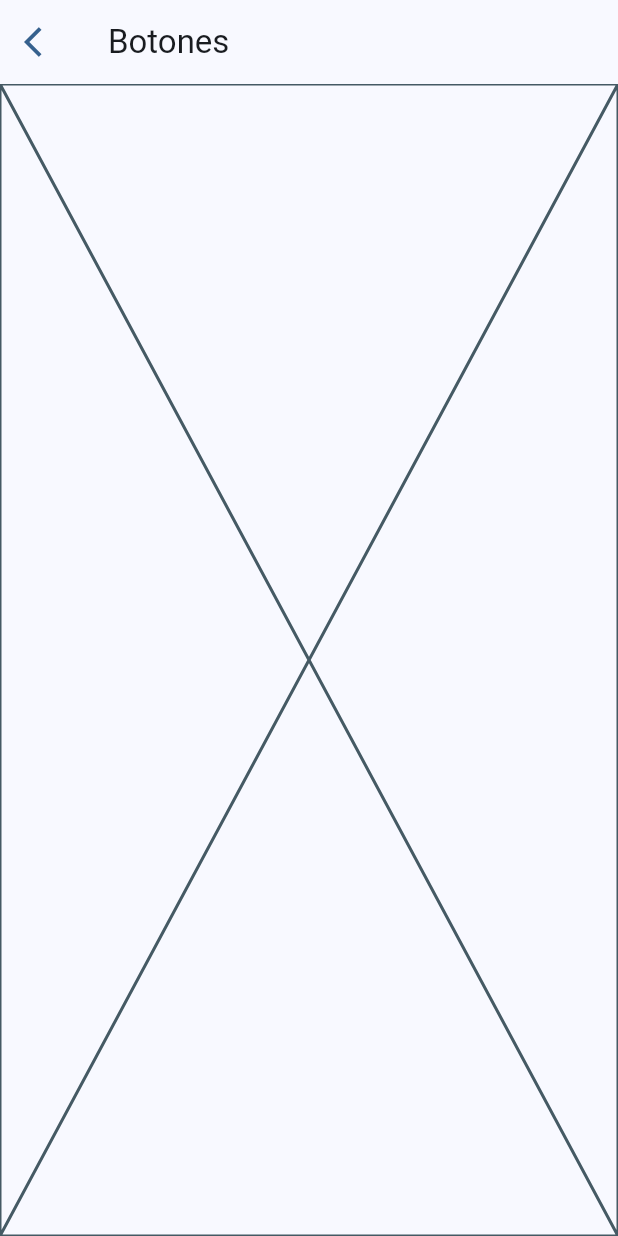
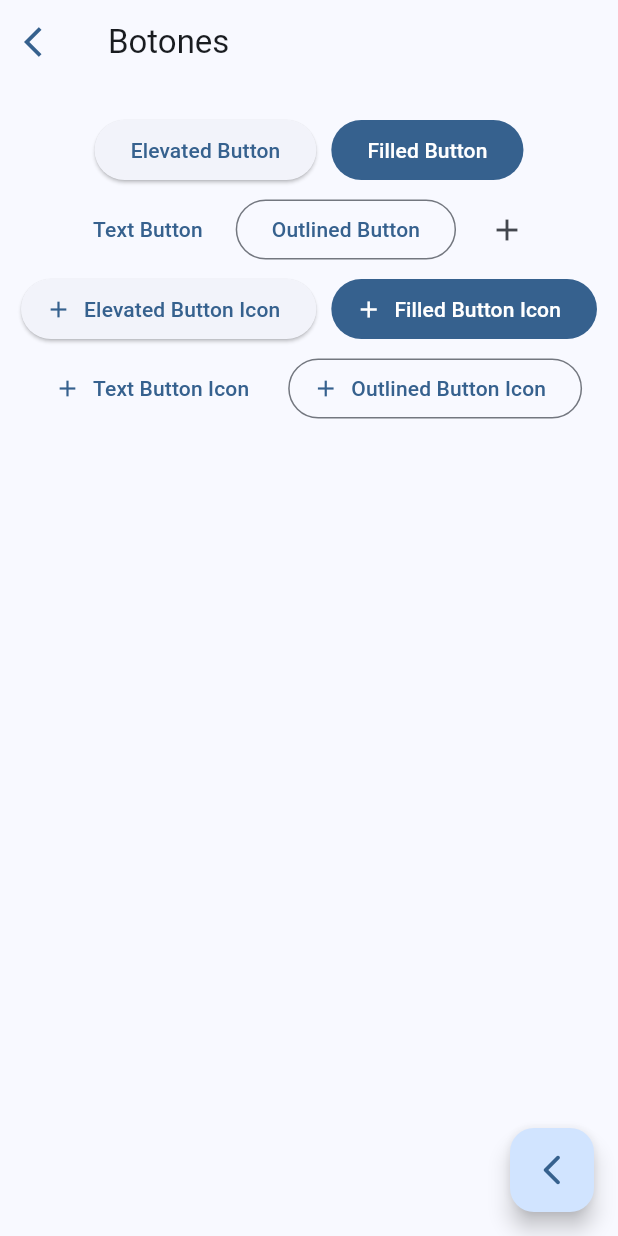
Before and after one commit to U2D-8Bits/WidgetsApp_Flutter, a Flutter app: the ButtonsScreen screen opened by its route, on a phone screen of 412 x 824 dp. Run offline on Flutter 3.47's test engine with Material 3 defaults, Android fonts, the phone set to English and light mode, and no system bars; our stand-ins replace go_router.

Commit message:
Implementación de Botones Predefinidos

```diff
--- a/lib/presentation/screens/buttons/buttons_screen.dart
+++ b/lib/presentation/screens/buttons/buttons_screen.dart
@@ -1,27 +1,97 @@
 import 'package:flutter/material.dart';
+import 'package:go_router/go_router.dart';
 
 class ButtonsScreen extends StatelessWidget {
-
   static const String name = 'buttons';
 
   const ButtonsScreen({super.key});
 
   @override
   Widget build(BuildContext context) {
-
     final colors = Theme.of(context).colorScheme;
 
     return Scaffold(
       appBar: AppBar(
         leading: IconButton(
-          onPressed: (){
+          onPressed: () {
             Navigator.pop(context);
           },
-          icon: Icon(Icons.arrow_back_ios, color: colors.primary,),
+          icon: Icon(
+            Icons.arrow_back_ios,
+            color: colors.primary,
+          ),
         ),
         title: const Text('Botones'),
       ),
-      body: const Placeholder()
+      body: const _ButtonsView(),
+      floatingActionButton: FloatingActionButton(
+        onPressed: () {
+          context.pop();
+        },
+        child: Icon(
+          Icons.arrow_back_ios_new_rounded,
+          color: colors.primary,
+        ),
+      ),
     );
   }
 }
+
+class _ButtonsView extends StatelessWidget {
+  const _ButtonsView();
+
+  @override
+  Widget build(BuildContext context) {
+    return SizedBox(
+      width: double.infinity,
+      child: Padding(
+        padding: const EdgeInsets.symmetric(horizontal: 10, vertical: 20),
+        child: Wrap(
+          runSpacing: 5,
+          spacing: 10,
+          crossAxisAlignment: WrapCrossAlignment.center,
+          alignment: WrapAlignment.center,
+          children: [
+            ElevatedButton(
+              onPressed: () {},
+              child: const Text('Elevated Button'),
+            ),
+            FilledButton(onPressed: () {}, child: const Text('Filled Button')),
+            TextButton(
+              onPressed: () {},
+              child: const Text('Text Button'),
+            ),
+            OutlinedButton(
+              onPressed: () {},
+              child: const Text('Outlined Button'),
+            ),
+            IconButton(
+              onPressed: () {},
+              icon: const Icon(Icons.add),
+            ),
+            ElevatedButton.icon(
+              onPressed: () {},
+              icon: const Icon(Icons.add),
+              label: const Text('Elevated Button Icon'),
+            ),
+            FilledButton.icon(
+              onPressed: () {},
+              icon: const Icon(Icons.add),
+              label: const Text('Filled Button Icon'),
+            ),
+            TextButton.icon(
+              onPressed: () {},
+              icon: const Icon(Icons.add),
+              label: const Text('Text Button Icon'),
+            ),
+            OutlinedButton.icon(
+              onPressed: () {},
+              icon: const Icon(Icons.add),
+              label: const Text('Outlined Button Icon'),
+            ),
+          ],
+        ),
+      ),
+    );
+  }
+}
--- a/lib/presentation/screens/home/home_screen.dart
+++ b/lib/presentation/screens/home/home_screen.dart
@@ -1,7 +1,6 @@
 import 'package:flutter/material.dart';
 import 'package:go_router/go_router.dart';
 import 'package:widgetapp/config/menu/menu_items.dart';
-import 'package:widgetapp/presentation/screens/cards/cards_screen.dart';
 
 class HomeScreen extends StatelessWidget {
 
```
